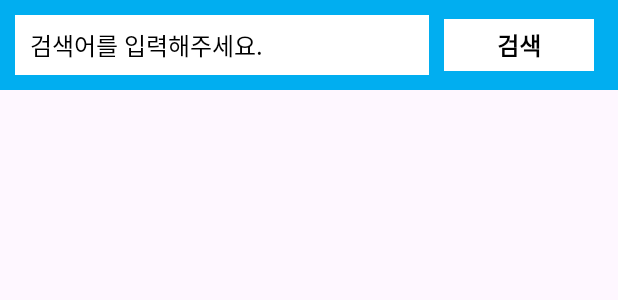
After one commit to Android-Team-1RM/SparTube, an Android app: the layout fragment_search.xml on its own in the app's theme, with its tools: preview values and no code run, on a phone screen of 412 x 824 dp. The commit adds this screen. Shown: the top 300 px of the screen. Run offline under Robolectric (Android 15) with nearby library versions, the phone set to English and light mode, and no system bars.

Commit message:
[UI] : 🎨 fragment_search.xml UI

```diff
--- /dev/null
+++ b/app/src/main/java/com/example/naebaecamteam1rm_spartube/SearchFragment.kt
@@ -0,0 +1,59 @@
+package com.example.naebaecamteam1rm_spartube
+
+import android.os.Bundle
+import androidx.fragment.app.Fragment
+import android.view.LayoutInflater
+import android.view.View
+import android.view.ViewGroup
+
+// TODO: Rename parameter arguments, choose names that match
+// the fragment initialization parameters, e.g. ARG_ITEM_NUMBER
+private const val ARG_PARAM1 = "param1"
+private const val ARG_PARAM2 = "param2"
+
+/**
+ * A simple [Fragment] subclass.
+ * Use the [SearchFragment.newInstance] factory method to
+ * create an instance of this fragment.
+ */
+class SearchFragment : Fragment() {
+    // TODO: Rename and change types of parameters
+    private var param1: String? = null
+    private var param2: String? = null
+
+    override fun onCreate(savedInstanceState: Bundle?) {
+        super.onCreate(savedInstanceState)
+        arguments?.let {
+            param1 = it.getString(ARG_PARAM1)
+            param2 = it.getString(ARG_PARAM2)
+        }
+    }
+
+    override fun onCreateView(
+        inflater: LayoutInflater, container: ViewGroup?,
+        savedInstanceState: Bundle?,
+    ): View? {
+        // Inflate the layout for this fragment
+        return inflater.inflate(R.layout.fragment_search, container, false)
+    }
+
+    companion object {
+        /**
+         * Use this factory method to create a new instance of
+         * this fragment using the provided parameters.
+         *
+         * @param param1 Parameter 1.
+         * @param param2 Parameter 2.
+         * @return A new instance of fragment SearchFragment.
+         */
+        // TODO: Rename and change types and number of parameters
+        @JvmStatic
+        fun newInstance(param1: String, param2: String) =
+            SearchFragment().apply {
+                arguments = Bundle().apply {
+                    putString(ARG_PARAM1, param1)
+                    putString(ARG_PARAM2, param2)
+                }
+            }
+    }
+}
--- /dev/null
+++ b/app/src/main/res/layout/fragment_search.xml
@@ -0,0 +1,67 @@
+<?xml version="1.0" encoding="utf-8"?>
+<androidx.constraintlayout.widget.ConstraintLayout xmlns:android="http://schemas.android.com/apk/res/android"
+    xmlns:app="http://schemas.android.com/apk/res-auto"
+    xmlns:tools="http://schemas.android.com/tools"
+    android:layout_width="match_parent"
+    android:layout_height="match_parent"
+    tools:context=".SearchFragment">
+
+    <RelativeLayout
+        android:id="@+id/rl_search"
+        android:layout_width="match_parent"
+        android:layout_height="wrap_content"
+        android:background="#01AEF0"
+        android:paddingTop="10dp"
+        android:paddingBottom="10dp"
+        app:layout_constraintEnd_toEndOf="parent"
+        app:layout_constraintStart_toStartOf="parent"
+        app:layout_constraintTop_toTopOf="parent">
+
+        <EditText
+            android:id="@+id/et_search"
+            android:layout_width="match_parent"
+            android:layout_height="40dp"
+            android:layout_centerVertical="true"
+            android:layout_marginLeft="10dp"
+            android:layout_marginRight="10dp"
+            android:layout_toStartOf="@+id/tv_search"
+            android:background="@color/white"
+            android:hint="검색어를 입력해주세요."
+            android:paddingStart="10dp"
+            android:textColor="@color/black"
+            android:textColorHint="@color/black"
+            android:textSize="16sp"/>
+
+        <TextView
+            android:id="@+id/tv_search"
+            android:layout_width="100dp"
+            android:layout_height="wrap_content"
+            android:layout_alignParentRight="true"
+            android:layout_centerVertical="true"
+            android:layout_marginEnd="16dp"
+            android:background="@color/white"
+            android:clickable="true"
+            android:focusable="true"
+            android:gravity="center"
+            android:paddingLeft="15dp"
+            android:paddingTop="5dp"
+            android:paddingRight="15dp"
+            android:paddingBottom="5dp"
+            android:text="검색"
+            android:textColor="@color/black"
+            android:textSize="16sp"
+            android:textStyle="bold" />
+    </RelativeLayout>
+
+    <androidx.recyclerview.widget.RecyclerView
+        android:id="@+id/rv_searchResult"
+        android:layout_width="match_parent"
+        android:layout_height="0dp"
+        android:layout_marginTop="10dp"
+        android:scrollbars="vertical"
+        app:layout_constraintBottom_toBottomOf="parent"
+        app:layout_constraintEnd_toEndOf="parent"
+        app:layout_constraintStart_toStartOf="parent"
+        app:layout_constraintTop_toBottomOf="@+id/rl_search" />
+
+</androidx.constraintlayout.widget.ConstraintLayout>
--- a/app/src/main/res/values/strings.xml
+++ b/app/src/main/res/values/strings.xml
@@ -1,3 +1,5 @@
 <resources>
     <string name="app_name">NaebaecamTeam1RM-SparTube</string>
+    <!-- TODO: Remove or change this placeholder text -->
+    <string name="hello_blank_fragment">Hello blank fragment</string>
 </resources>
```
